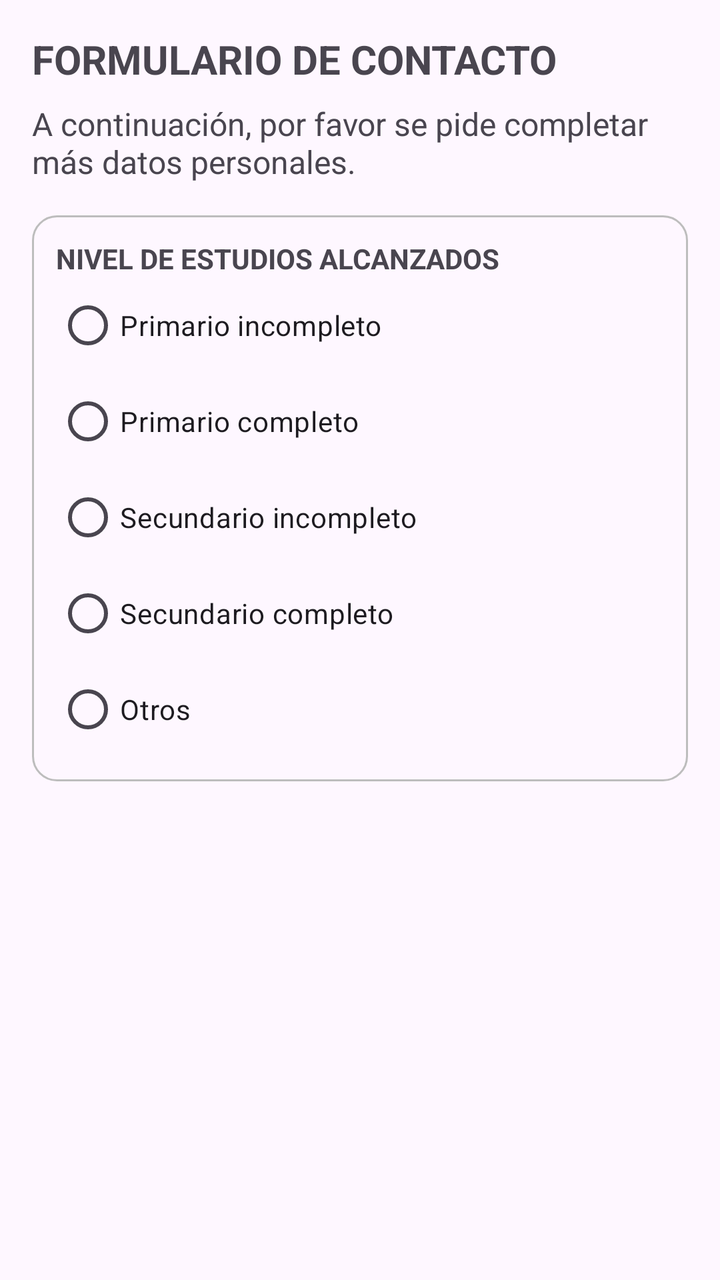
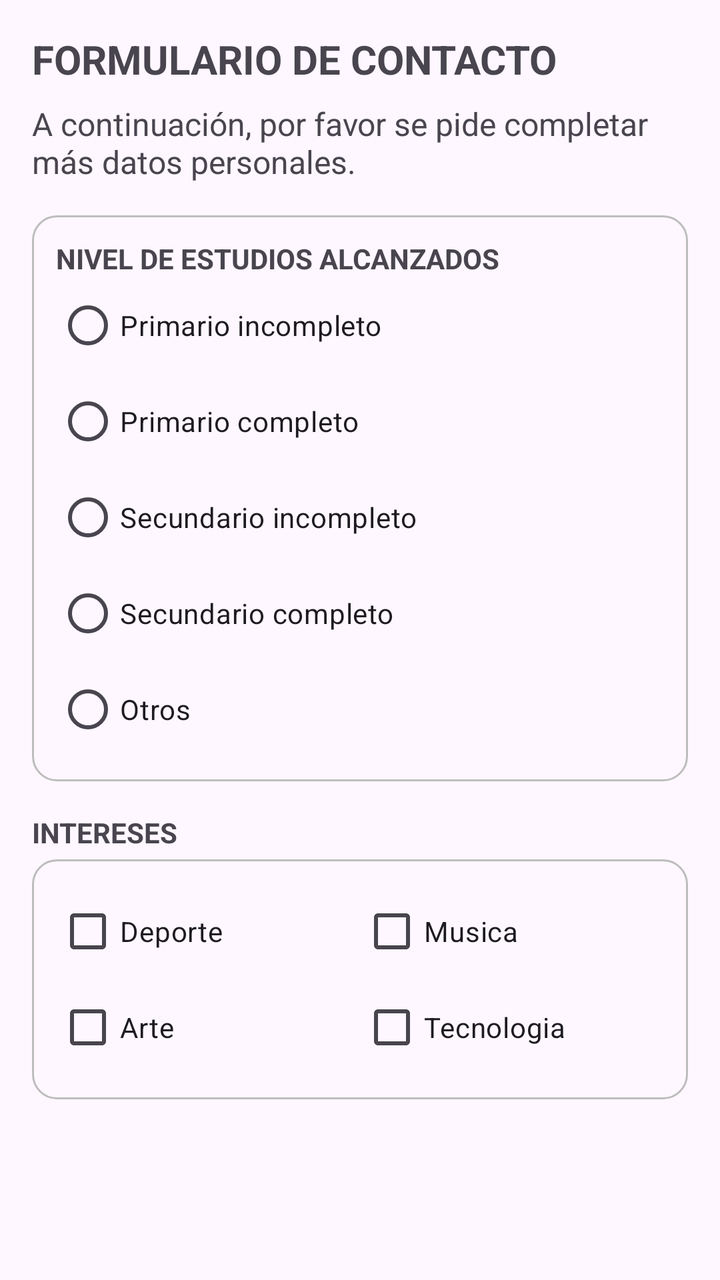

Screens rendered from an Android XML layout before and after an edit, with the pre-edit source and the edit as a unified diff.
<!-- AndroidManifest.xml: application theme Theme.TP6_GRUPO_11 -->
<!-- res/layout/activity_mas_datos_contacto.xml -->
<?xml version="1.0" encoding="utf-8"?>
<ScrollView xmlns:android="http://schemas.android.com/apk/res/android"
    android:layout_width="match_parent"
    android:layout_height="match_parent"
    android:fillViewport="true"
    android:padding="16dp">

    <LinearLayout
        android:layout_width="match_parent"
        android:layout_height="wrap_content"
        android:orientation="vertical">

        
        <TextView
            android:layout_width="match_parent"
            android:layout_height="wrap_content"
            android:text="@string/mas_datos_titulo"
            android:textSize="20sp"
            android:textStyle="bold" />

        <TextView
            android:layout_width="match_parent"
            android:layout_height="wrap_content"
            android:layout_marginTop="8dp"
            android:layout_marginBottom="16dp"
            android:text="@string/mas_datos_subtitulo"
            android:textSize="16sp" />

        
        <LinearLayout
            android:layout_width="match_parent"
            android:layout_height="wrap_content"
            android:background="@drawable/bg_grupo_borde"
            android:orientation="vertical"
            android:padding="12dp">

            <TextView
                android:layout_width="wrap_content"
                android:layout_height="wrap_content"
                android:text="@string/estudios_titulo"
                android:textStyle="bold" />

            <RadioGroup
                android:id="@+id/rgEstudios"
                android:layout_width="match_parent"
                android:layout_height="wrap_content"
                android:orientation="vertical">

                <RadioButton
                    android:id="@+id/rbPrimarioIncompleto"
                    android:layout_width="match_parent"
                    android:layout_height="wrap_content"
                    android:minHeight="48dp"
                    android:text="@string/estudio_primario_incompleto" />

                <RadioButton
                    android:id="@+id/rbPrimarioCompleto"
                    android:layout_width="match_parent"
                    android:layout_height="wrap_content"
                    android:minHeight="48dp"
                    android:text="@string/estudio_primario_completo" />

                <RadioButton
                    android:id="@+id/rbSecundarioIncompleto"
                    android:layout_width="match_parent"
                    android:layout_height="wrap_content"
                    android:minHeight="48dp"
                    android:text="@string/estudio_secundario_incompleto" />

                <RadioButton
                    android:id="@+id/rbSecundarioCompleto"
                    android:layout_width="match_parent"
                    android:layout_height="wrap_content"
                    android:minHeight="48dp"
                    android:text="@string/estudio_secundario_completo" />

                <RadioButton
                    android:id="@+id/rbOtros"
                    android:layout_width="match_parent"
                    android:layout_height="wrap_content"
                    android:minHeight="48dp"
                    android:text="@string/estudio_otros" />
            </RadioGroup>
        </LinearLayout>

    </LinearLayout>
</ScrollView>
<!-- resources referenced by this layout -->
<resources>
  <!-- drawable bg_grupo_borde (drawable) -->
  <?xml version="1.0" encoding="utf-8"?>
  <shape xmlns:android="http://schemas.android.com/apk/res/android"
      android:shape="rectangle">
      <stroke
          android:width="1dp"
          android:color="#BDBDBD" />
      <corners android:radius="12dp" />
  </shape>
  <string name="estudio_otros">Otros</string>
  <string name="estudio_primario_completo">Primario completo</string>
  <string name="estudio_primario_incompleto">Primario incompleto</string>
  <string name="estudio_secundario_completo">Secundario completo</string>
  <string name="estudio_secundario_incompleto">Secundario incompleto</string>
  <string name="estudios_titulo">NIVEL DE ESTUDIOS ALCANZADOS</string>
  <string name="mas_datos_subtitulo">A continuación, por favor se pide completar más datos personales.</string>
  <string name="mas_datos_titulo">FORMULARIO DE CONTACTO</string>
  <style name="Theme.TP6_GRUPO_11" parent="Base.Theme.TP6_GRUPO_11" />
  <style name="Base.Theme.TP6_GRUPO_11" parent="Theme.Material3.DayNight">
          <item name="colorPrimary">@color/verde_barra</item>
          <item name="actionBarStyle">@style/Widget.TP6.ActionBar</item>
          <item name="android:statusBarColor">@color/verde_barra_oscuro</item>
      </style>
  <color name="verde_barra">#008577</color>
  <style name="Widget.TP6.ActionBar" parent="Widget.AppCompat.ActionBar.Solid">
          <item name="background">@color/verde_barra</item>
          <item name="theme">@style/ThemeOverlay.AppCompat.Dark.ActionBar</item>
      </style>
  <color name="verde_barra_oscuro">#00574B</color>
</resources>

<!-- the commit's change to res/layout/activity_mas_datos_contacto.xml (unified diff, before → after) -->
@@ -81,7 +81,71 @@
                     android:minHeight="48dp"
                     android:text="@string/estudio_otros" />
             </RadioGroup>
+
+            </LinearLayout>
+    <TextView
+        android:layout_width="wrap_content"
+        android:layout_height="wrap_content"
+        android:layout_marginTop="16dp"
+        android:layout_marginBottom="4dp"
+        android:text="@string/intereses_titulo"
+        android:textStyle="bold" />
+
+        <LinearLayout
+        android:layout_width="match_parent"
+        android:layout_height="wrap_content"
+        android:background="@drawable/bg_grupo_borde"
+        android:orientation="vertical"
+        android:padding="12dp">
+
+        
+            <LinearLayout
+            android:layout_width="match_parent"
+            android:layout_height="wrap_content"
+            android:orientation="horizontal">
+
+            <CheckBox
+                android:id="@+id/cbDeporte"
+                android:layout_width="0dp"
+                android:layout_height="wrap_content"
+                android:layout_weight="1"
+                android:minHeight="48dp"
+                android:text="@string/interes_deporte" />
+
+            <CheckBox
+                android:id="@+id/cbMusica"
+                android:layout_width="0dp"
+                android:layout_height="wrap_content"
+                android:layout_weight="1"
+                android:minHeight="48dp"
+                android:text="@string/interes_musica" />
+        </LinearLayout>
+
+        
+        <LinearLayout
+            android:layout_width="match_parent"
+            android:layout_height="wrap_content"
+            android:orientation="horizontal">
+
+            <CheckBox
+                android:id="@+id/cbArte"
+                android:layout_width="0dp"
+                android:layout_height="wrap_content"
+                android:layout_weight="1"
+                android:minHeight="48dp"
+                android:text="@string/interes_arte" />
+
+            <CheckBox
+                android:id="@+id/cbTecnologia"
+                android:layout_width="0dp"
+                android:layout_height="wrap_content"
+                android:layout_weight="1"
+                android:minHeight="48dp"
+                android:text="@string/interes_tecnologia" />
+
         </LinearLayout>
 
     </LinearLayout>
+
+    </LinearLayout>
 </ScrollView>
<!-- resource entries referenced after the edit -->
@@ -15,6 +15,11 @@
   <string name="estudio_secundario_completo">Secundario completo</string>
   <string name="estudio_secundario_incompleto">Secundario incompleto</string>
   <string name="estudios_titulo">NIVEL DE ESTUDIOS ALCANZADOS</string>
+  <string name="interes_arte">Arte</string>
+  <string name="interes_deporte">Deporte</string>
+  <string name="interes_musica">Musica</string>
+  <string name="interes_tecnologia">Tecnologia</string>
+  <string name="intereses_titulo">INTERESES</string>
   <string name="mas_datos_subtitulo">A continuación, por favor se pide completar más datos personales.</string>
   <string name="mas_datos_titulo">FORMULARIO DE CONTACTO</string>
   <style name="Theme.TP6_GRUPO_11" parent="Base.Theme.TP6_GRUPO_11" />
